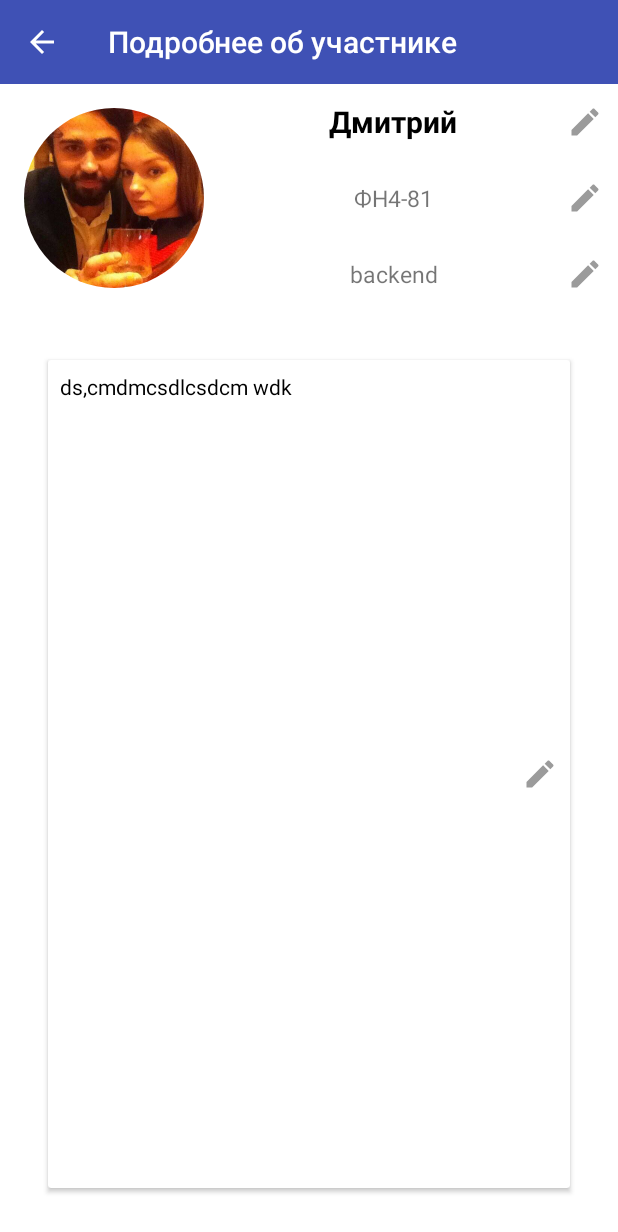
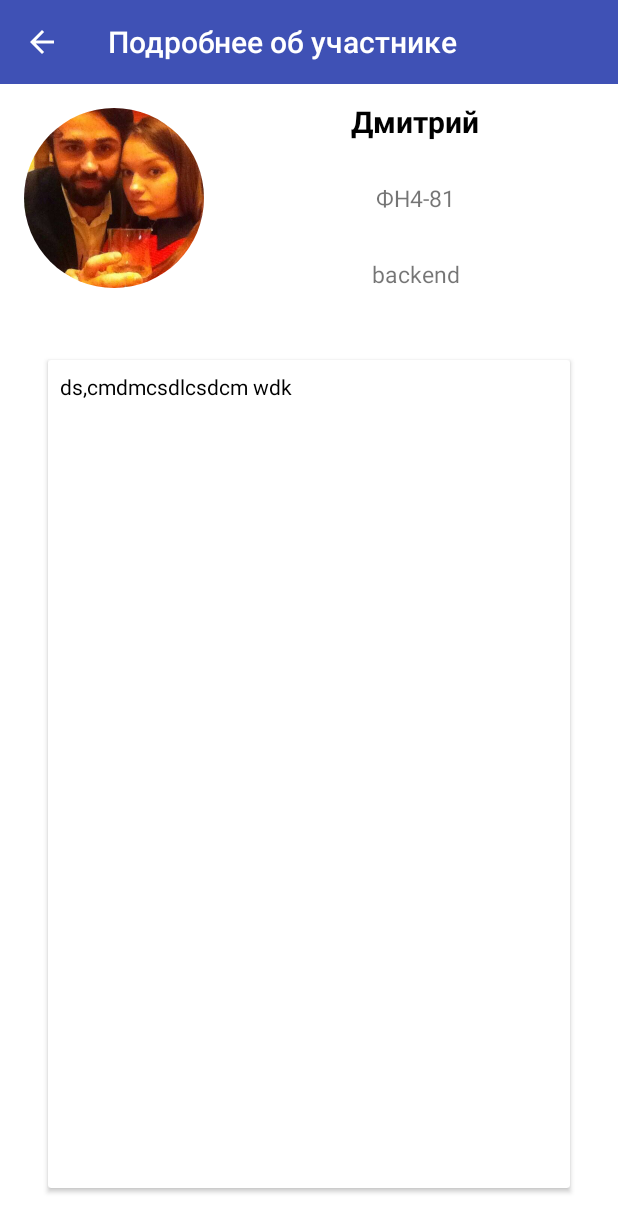
Before and after one commit to vlavlamel/ocean-s4, an Android app: the layout fragment_teamate_details.xml on its own in the app's theme, with its tools: preview values and no code run, on a phone screen of 412 x 824 dp. Shown: the top 1232 px of the screen. Run offline under Robolectric (Android 15) with nearby library versions, the phone set to English and light mode, and no system bars.

```diff
--- a/app/src/main/res/layout/fragment_teamate_details.xml
+++ b/app/src/main/res/layout/fragment_teamate_details.xml
@@ -41,7 +41,6 @@
 				android:layout_height="0dp"
 				android:layout_marginEnd="10dp"
 				android:layout_weight="1"
-				android:drawableEnd="@drawable/ic_mode_edit"
 				android:drawablePadding="5dp"
 				android:gravity="center"
 				android:textColor="@android:color/black"
@@ -55,7 +54,6 @@
 				android:layout_height="0dp"
 				android:layout_marginEnd="10dp"
 				android:layout_weight="1"
-				android:drawableEnd="@drawable/ic_mode_edit"
 				android:drawablePadding="5dp"
 				android:gravity="center"
 				android:textSize="15dp"
@@ -67,7 +65,6 @@
 				android:layout_height="0dp"
 				android:layout_marginEnd="10dp"
 				android:layout_weight="1"
-				android:drawableEnd="@drawable/ic_mode_edit"
 				android:drawablePadding="5dp"
 				android:gravity="center"
 				android:textSize="15dp"
@@ -85,11 +82,11 @@
 			android:id="@+id/about"
 			android:layout_width="match_parent"
 			android:layout_height="match_parent"
-			android:drawableEnd="@drawable/ic_mode_edit"
+
 			android:drawablePadding="5dp"
 			android:padding="8dp"
 			android:textColor="@android:color/black"
 			tools:text="ds,cmdmcsdlcsdcm wdk" />
 	</android.support.v7.widget.CardView>
-
+    <!--android:drawableEnd="@drawable/ic_mode_edit"-->
 </LinearLayout>
--- a/app/src/main/res/values/colors.xml
+++ b/app/src/main/res/values/colors.xml
@@ -5,4 +5,5 @@
 	<color name="colorAccent">#FF4081</color>
 	<color name="colorLightGray">#ebd9c8</color>
 	<color name="colorBreeze">#007a7a</color>
+	<color name="white">#FFFFFF</color>
 </resources>
--- a/app/src/main/res/values/strings.xml
+++ b/app/src/main/res/values/strings.xml
@@ -9,4 +9,5 @@
 	<string name="post">Роль в команде</string>
 	<string name="group">Группа</string>
 	<string name="about">О себе</string>
+	<string name="edit">Редактировать</string>
 </resources>
--- a/app/src/main/res/values/styles.xml
+++ b/app/src/main/res/values/styles.xml
@@ -6,6 +6,7 @@
 		<item name="colorPrimary">@color/colorPrimary</item>
 		<item name="colorPrimaryDark">@color/colorPrimaryDark</item>
 		<item name="colorAccent">@color/colorAccent</item>
+		<item name="android:textColorSecondary">@color/white</item>
 	</style>
 
 	<style xmlns:app="http://schemas.android.com/apk/res-auto" name="EditText">
```
Also changed, not shown: app/src/main/java/com/ocean/oceans4/teamate_details/TeammateDetailsFragment.java (+35 -10 lines), app/src/main/res/menu/menu_temmate.xml (added, +9 -0 lines).
